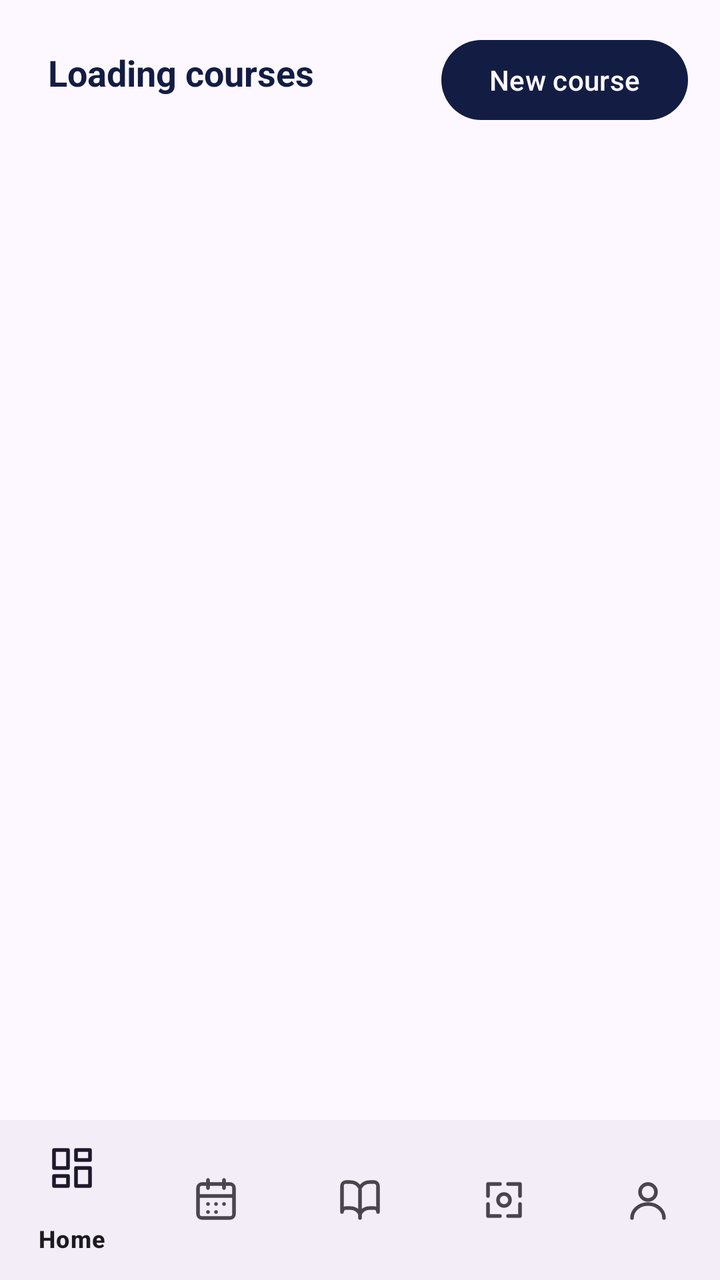
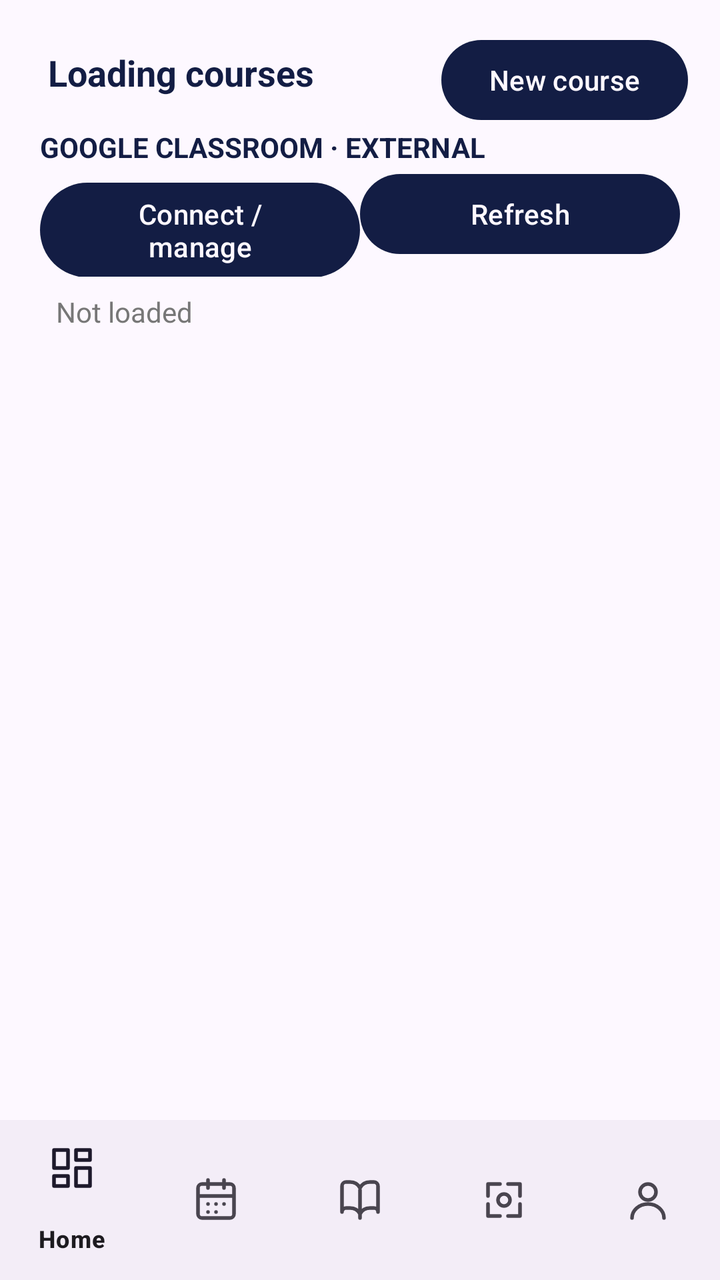

The first picture is an Android layout as it rendered before a commit; the second is the same layout after the commit. The layout source and the unified diff follow.
<!-- AndroidManifest.xml: application theme Theme.Overseer -->
<!-- res/layout/activity_courses.xml -->
<?xml version="1.0" encoding="utf-8"?>
<androidx.constraintlayout.widget.ConstraintLayout xmlns:android="http://schemas.android.com/apk/res/android"
    xmlns:app="http://schemas.android.com/apk/res-auto"
    android:layout_width="match_parent"
    android:layout_height="match_parent"
    android:background="@color/overseer_white">

    <TextView
        android:id="@+id/courseStatus"
        android:layout_width="0dp"
        android:layout_height="wrap_content"
        android:layout_margin="24dp"
        android:text="Loading courses"
        android:textColor="@color/overseer_navy"
        android:textSize="18sp"
        android:textStyle="bold"
        app:layout_constraintTop_toTopOf="parent"
        app:layout_constraintStart_toStartOf="parent"
        app:layout_constraintEnd_toStartOf="@id/newCourseButton" />

    <com.google.android.material.button.MaterialButton
        android:id="@+id/newCourseButton"
        android:layout_width="wrap_content"
        android:layout_height="wrap_content"
        android:layout_margin="16dp"
        android:text="New course"
        app:layout_constraintTop_toTopOf="parent"
        app:layout_constraintEnd_toEndOf="parent" />

    <ScrollView
        android:layout_width="0dp"
        android:layout_height="0dp"
        app:layout_constraintTop_toBottomOf="@id/newCourseButton"
        app:layout_constraintBottom_toTopOf="@id/bottomNavigation"
        app:layout_constraintStart_toStartOf="parent"
        app:layout_constraintEnd_toEndOf="parent">
        <LinearLayout
            android:id="@+id/courseList"
            android:layout_width="match_parent"
            android:layout_height="wrap_content"
            android:orientation="vertical" />
    </ScrollView>

    <com.google.android.material.bottomnavigation.BottomNavigationView
        android:id="@+id/bottomNavigation"
        android:layout_width="0dp"
        android:layout_height="wrap_content"
        app:layout_constraintBottom_toBottomOf="parent"
        app:layout_constraintStart_toStartOf="parent"
        app:layout_constraintEnd_toEndOf="parent"
        app:menu="@menu/bottom_navigation_menu" />
</androidx.constraintlayout.widget.ConstraintLayout>
<!-- resources referenced by this layout -->
<resources>
  <color name="overseer_navy">#131D44</color>
  <color name="overseer_white">#FDF8FF</color>
  <style name="Theme.Overseer" parent="Base.Theme.Overseer" />
  <style name="Base.Theme.Overseer" parent="Theme.Material3.DayNight.NoActionBar">
  
          <item name="colorPrimary">@color/overseer_brand_navy</item>
          <item name="colorOnPrimary">@color/overseer_on_brand</item>
  
          <item name="colorSecondary">@color/overseer_lime</item>
          <item name="colorOnSecondary">@color/overseer_navy</item>
  
          <item name="colorSurface">@color/overseer_surface</item>
          <item name="android:colorBackground">@color/overseer_white</item>
          <item name="android:windowBackground">@color/overseer_white</item>
          <item name="android:statusBarColor">@color/overseer_white</item>
          <item name="android:navigationBarColor">@color/overseer_white</item>
  
          <item name="android:windowLightStatusBar">true</item>
          <item name="android:windowLightNavigationBar">true</item>
  
      </style>
  <color name="overseer_brand_navy">#131D44</color>
  <color name="overseer_on_brand">#FDF8FF</color>
  <color name="overseer_lime">#C1FF00</color>
  <color name="overseer_surface">#FFFFFF</color>
</resources>

<!-- the commit's change to res/layout/activity_courses.xml (unified diff, before → after) -->
@@ -30,7 +30,7 @@
     <ScrollView
         android:layout_width="0dp"
         android:layout_height="0dp"
-        app:layout_constraintTop_toBottomOf="@id/newCourseButton"
+        app:layout_constraintTop_toBottomOf="@id/googleClassroomPanel"
         app:layout_constraintBottom_toTopOf="@id/bottomNavigation"
         app:layout_constraintStart_toStartOf="parent"
         app:layout_constraintEnd_toEndOf="parent">
@@ -41,6 +41,24 @@
             android:orientation="vertical" />
     </ScrollView>
 
+    <LinearLayout
+        android:id="@+id/googleClassroomPanel"
+        android:layout_width="0dp"
+        android:layout_height="wrap_content"
+        android:orientation="vertical"
+        android:paddingStart="20dp"
+        android:paddingEnd="20dp"
+        app:layout_constraintTop_toBottomOf="@id/newCourseButton"
+        app:layout_constraintStart_toStartOf="parent"
+        app:layout_constraintEnd_toEndOf="parent">
+        <TextView android:layout_width="match_parent" android:layout_height="wrap_content" android:text="GOOGLE CLASSROOM · EXTERNAL" android:textStyle="bold" android:textColor="@color/overseer_navy" />
+        <LinearLayout android:layout_width="match_parent" android:layout_height="wrap_content" android:orientation="horizontal">
+            <com.google.android.material.button.MaterialButton android:id="@+id/manageGoogleClassroom" android:layout_width="0dp" android:layout_height="wrap_content" android:layout_weight="1" android:text="Connect / manage" />
+            <com.google.android.material.button.MaterialButton android:id="@+id/refreshGoogleClassroom" android:layout_width="0dp" android:layout_height="wrap_content" android:layout_weight="1" android:text="Refresh" />
+        </LinearLayout>
+        <TextView android:id="@+id/googleClassroomResults" android:layout_width="match_parent" android:layout_height="wrap_content" android:text="Not loaded" android:textColor="@color/overseer_muted" android:padding="8dp" />
+    </LinearLayout>
+
     <com.google.android.material.bottomnavigation.BottomNavigationView
         android:id="@+id/bottomNavigation"
         android:layout_width="0dp"
<!-- resource entries referenced after the edit -->
@@ -1,5 +1,6 @@
 <!-- resources referenced by this layout -->
 <resources>
+  <color name="overseer_muted">#777777</color>
   <color name="overseer_navy">#131D44</color>
   <color name="overseer_white">#FDF8FF</color>
   <style name="Theme.Overseer" parent="Base.Theme.Overseer" />
